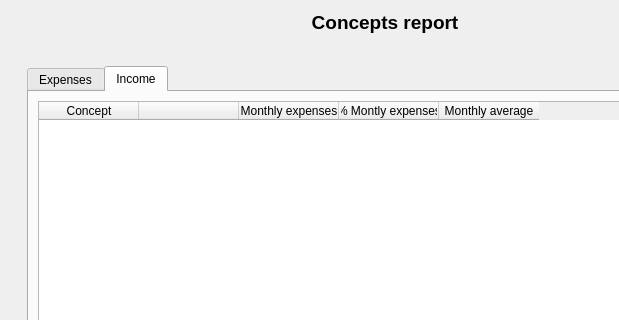
turulomio/xulpymoney, file ui/wdgConceptos.ui: the form before one commit; both pictures show x 0 to 619 and y 0 to 320 of the 754 by 525 pixel window.
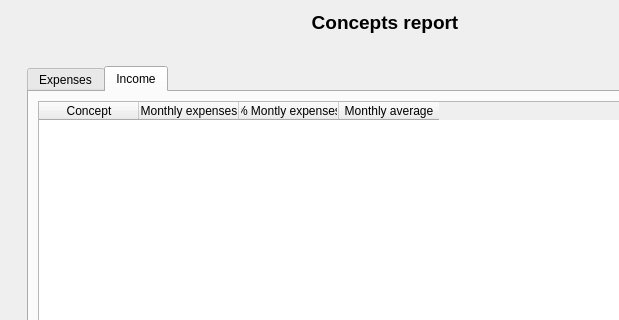
The form after the commit. The open tabs and pages were chosen to show the change. Icons and pictures are not drawn. Custom widgets are drawn as their Qt base class.

```diff
--- a/ui/wdgConceptos.ui
+++ b/ui/wdgConceptos.ui
@@ -178,11 +178,6 @@
              <string>Concept</string>
             </property>
            </column>
-           <column>
-            <property name="text">
-             <string/>
-            </property>
-           </column>
            <column>
             <property name="text">
              <string>Monthly expenses</string>
```
Left out of the diff: 32 changed lines with no effect on the pictures.
